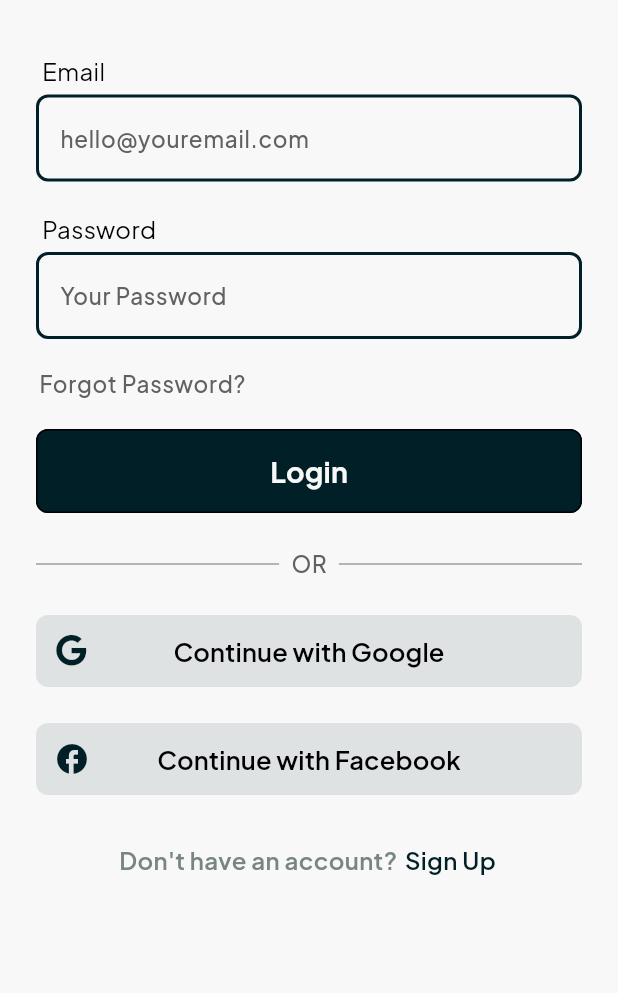
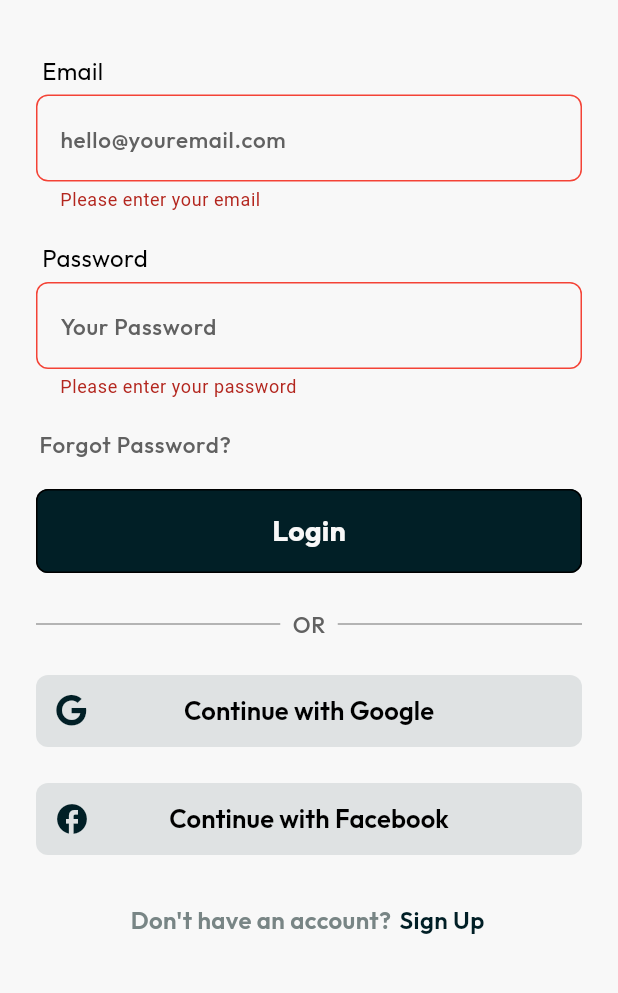
Before and after one commit to berkaysaahin/mozaik-mobile-social-media-frontend, a Flutter app: the screen it shows after launch, after a tap on "Login", on a phone screen of 412 x 824 dp, the part 174-1167 px from its top. Run offline on Flutter 3.47's test engine with Material 3 defaults, Android fonts, the phone set to English and light mode, and no system bars; our stand-ins replace another_flushbar, cached_network_image, emoji_picker_flutter, equatable, firebase_core, firebase_storage and 13 more; missing offline and left inert: firebase_app_check; accounts and stored records are empty; network calls fail.

Commit message:
conversations bugs, login and auth

```diff
--- a/lib/blocs/auth_bloc.dart
+++ b/lib/blocs/auth_bloc.dart
@@ -4,6 +4,7 @@ import 'package:flutter_bloc/flutter_bloc.dart';
 import 'package:http/http.dart' as http;
 import 'package:mozaik/events/auth_event.dart';
 import 'package:mozaik/models/user_model.dart';
+import 'package:mozaik/services/auth_service.dart';
 import 'package:mozaik/services/google_sign_in_service.dart';
 import 'package:mozaik/states/auth_state.dart';
 import 'package:shared_preferences/shared_preferences.dart';
@@ -11,21 +12,52 @@ import '../services/user_service.dart';
 
 class AuthBloc extends Bloc<AuthEvent, AuthState> {
   final GoogleSignInService _googleSignInService;
+  final AuthService _authService;
   final UserService _userService;
   final SharedPreferences _prefs;
 
   AuthBloc({
+    required AuthService authService,
     required UserService userService,
     required GoogleSignInService googleSignInService,
     required SharedPreferences prefs,
   })  : _userService = userService,
+        _authService = authService,
         _googleSignInService = googleSignInService,
         _prefs = prefs,
         super(AuthInitial()) {
+    on<EmailSignInRequested>(_onEmailSignInRequested);
     on<SignOutRequested>(_onSignOutRequested);
     on<AuthStatusChecked>(_onAuthStatusChecked);
     on<GoogleSignInRequested>(_onGoogleSignInRequested);
     on<UserProfileUpdateRequested>(_onUpdateUserProfile);
+  }
+
+  Future<void> _onEmailSignInRequested(
+    EmailSignInRequested event,
+    Emitter<AuthState> emit,
+  ) async {
+    emit(AuthLoading());
+    try {
+      final token = await _authService.loginWithEmail(
+        email: event.email,
+        password: event.password,
+      );
+
+      final userId = _parseUserIdFromToken(token);
+      if (userId == null) {
+        throw const FormatException('Invalid token format - missing user ID');
+      }
+
+      final user = await _userService.fetchUserById(userId, token: token);
+
+      await _persistAuthData(token, user);
+
+      emit(Authenticated(token: token, user: user));
+    } catch (e, stackTrace) {
+      _logError('Email sign-in', e, stackTrace);
+      emit(AuthError('Email login failed: ${e.toString()}'));
+    }
   }
 
   Future<void> _onGoogleSignInRequested(
--- a/lib/blocs/post_bloc.dart
+++ b/lib/blocs/post_bloc.dart
@@ -52,7 +52,7 @@ class PostBloc extends Bloc<PostEvent, PostState> {
     }
 
     try {
-      final posts = await PostService.fetchPostsByUser(event.id);
+      final posts = await PostService.fetchPostsByUser(event.id, currentUserId: currentUserId);
       _viewedUserPostsCache
         ..clear()
         ..addAll(posts);
--- a/lib/components/text_post.dart
+++ b/lib/components/text_post.dart
@@ -201,12 +201,9 @@ class _TextPostState extends State<TextPost>
             GestureDetector(
               onTap: () {
                 context.read<PostBloc>().add(ClearUserPosts());
-                final authState = context.read<AuthBloc>().state;
-                final currentUserId =
-                    authState is Authenticated ? authState.user.userId : null;
                 context
                     .read<PostBloc>()
-                    .add(FetchPostsByUser(widget.userId, currentUserId!));
+                    .add(FetchPostsByUser(widget.userId));
                 Navigator.push(
                   context,
                   MaterialPageRoute(
--- a/lib/events/auth_event.dart
+++ b/lib/events/auth_event.dart
@@ -6,6 +6,14 @@ abstract class AuthEvent extends Equatable {
   @override
   List<Object> get props => [];
 }
+
+class EmailSignInRequested extends AuthEvent {
+  final String email;
+  final String password;
+
+  const EmailSignInRequested({required this.email, required this.password});
+}
+
 
 class GoogleSignInRequested extends AuthEvent {
   const GoogleSignInRequested();
--- a/lib/events/post_event.dart
+++ b/lib/events/post_event.dart
@@ -16,12 +16,11 @@ class FetchPosts extends PostEvent {
 
 class FetchPostsByUser extends PostEvent {
   final String id;
-  final String currentUserId;
 
-  const FetchPostsByUser(this.id, this.currentUserId);
+  const FetchPostsByUser(this.id);
 
   @override
-  List<Object?> get props => [id, currentUserId];
+  List<Object?> get props => [id];
 }
 
 class ClearUserPosts extends PostEvent {}
--- a/lib/main.dart
+++ b/lib/main.dart
@@ -32,6 +32,7 @@ import 'package:mozaik/pages/pick_username.dart';
 import 'package:mozaik/pages/profile.dart';
 import 'package:mozaik/pages/profile_edit.dart';
 import 'package:mozaik/pages/register.dart';
+import 'package:mozaik/services/auth_service.dart';
 import 'package:mozaik/services/conversation_service.dart';
 import 'package:mozaik/services/google_sign_in_service.dart';
 import 'package:mozaik/services/message_service.dart';
@@ -55,6 +56,8 @@ void main() async {
   );
 
   await dotenv.load(fileName: ".env");
+  final authService =
+      AuthService(baseUrl: dotenv.env['HOST_URL']!, client: http.Client());
   final userService = UserService(
     baseUrl: dotenv.env['HOST_URL']!,
     client: http.Client(),
@@ -74,6 +77,7 @@ void main() async {
     MultiRepositoryProvider(
       providers: [
         RepositoryProvider<UserService>.value(value: userService),
+        RepositoryProvider<AuthService>.value(value: authService),
         RepositoryProvider<ConversationService>.value(
             value: conversationService),
         RepositoryProvider<GoogleSignInService>.value(
@@ -85,6 +89,7 @@ void main() async {
           BlocProvider(
             create: (context) => AuthBloc(
               googleSignInService: context.read<GoogleSignInService>(),
+              authService: context.read<AuthService>(),
               userService: context.read<UserService>(),
               prefs: prefs,
             )..add(AuthStatusChecked()),
@@ -157,7 +162,8 @@ class MyApp extends StatelessWidget {
 }
 
 class MyHomePage extends StatefulWidget {
-  const MyHomePage({super.key});
+  final int initialPageIndex;
+  const MyHomePage({super.key, this.initialPageIndex = 0});
 
   @override
   State<MyHomePage> createState() => _MyHomePageState();
@@ -173,6 +179,7 @@ class _MyHomePageState extends State<MyHomePage>
   @override
   void initState() {
     super.initState();
+    selectedIndex = widget.initialPageIndex;
     _pageController = PageController(initialPage: selectedIndex);
     _tabController = TabController(length: 2, vsync: this);
   }
@@ -182,6 +189,13 @@ class _MyHomePageState extends State<MyHomePage>
     _pageController.dispose();
     _tabController.dispose();
     super.dispose();
+  }
+
+  void switchToPage(int pageIndex) {
+    _pageController.jumpToPage(pageIndex);
+    setState(() {
+      selectedIndex = pageIndex;
+    });
   }
 
   static List<Map<String, dynamic>> appBarConfigs = [
--- a/lib/models/conversation_model.dart
+++ b/lib/models/conversation_model.dart
@@ -91,7 +91,6 @@ class Conversation extends Equatable {
     }
   }
 
-  /// Creates a copy with updated fields
   Conversation copyWith({
     String? id,
     String? user1,
--- a/lib/pages/login.dart
+++ b/lib/pages/login.dart
@@ -43,6 +43,17 @@ class _LoginPageState extends State<LoginPage> {
         messageColor: AppColors.primary,
       ).show(context);
     }
+  }
+
+  Future<void> _submitLogin() async {
+    if (!_formKey.currentState!.validate()) return;
+
+    final email = _emailController.text.trim();
+    final password = _passwordController.text;
+
+    context.read<AuthBloc>().add(
+          EmailSignInRequested(email: email, password: password),
+        );
   }
 
   @override
@@ -166,7 +177,7 @@ class _LoginPageState extends State<LoginPage> {
                             ),
                           ),
                           child: InkWell(
-                            onTap: () {},
+                            onTap: _submitLogin,
                             splashFactory: NoSplash.splashFactory,
                             child: SizedBox(
                               width: double.infinity,
--- a/lib/pages/profile_edit.dart
+++ b/lib/pages/profile_edit.dart
@@ -342,12 +342,11 @@ class _ProfileEditPageState extends State<ProfileEditPage> {
     context.read<PostBloc>().add(ClearUserPosts());
     context.read<PostBloc>().add(FetchPosts());
     final authState = context.read<AuthBloc>().state;
-    final currentUserId =
-        authState is Authenticated ? authState.user.userId : null;
+
     if (authState is Authenticated) {
       context
           .read<PostBloc>()
-          .add(FetchPostsByUser(authState.user.userId, currentUserId!));
+          .add(FetchPostsByUser(authState.user.userId));
     }
     if (mounted) {
       Navigator.pop(context);
--- /dev/null
+++ b/lib/services/auth_service.dart
@@ -0,0 +1,41 @@
+import 'dart:convert';
+
+import 'package:http/http.dart' as http;
+
+class AuthService {
+  final String baseUrl;
+  final http.Client _client;
+
+  AuthService({required this.baseUrl, required http.Client client})
+      : _client = client;
+
+  Future<String> loginWithEmail({
+    required String email,
+    required String password,
+  }) async {
+    final body = jsonEncode({
+      'user': email, // or username
+      'pwd': password,
+    });
+    print('Request body: $body');
+    final response = await _client.post(
+      Uri.parse('$baseUrl/api/users/login'),
+      headers: {'Content-Type': 'application/json'},
+      body: jsonEncode({'user': email, 'pwd': password}),
+    );
+
+    if (response.statusCode == 200) {
+      final data = json.decode(response.body);
+      return data['accessToken'];
+    } else {
+      throw Exception('Login failed: ${response.statusCode}');
+    }
+  }
+
+  Future<void> logout(String token) async {
+    await _client.post(
+      Uri.parse('$baseUrl/api/auth/logout'),
+      headers: {'Authorization': 'Bearer $token'},
+    );
+  }
+}
--- a/lib/services/user_service.dart
+++ b/lib/services/user_service.dart
@@ -12,6 +12,7 @@ class UserService {
   }) : _client = client;
 
   Future<User> fetchUserById(String id, {required String token}) async {
+
     final response = await _client.get(
       Uri.parse('$baseUrl/api/users/$id'),
       headers: {
--- a/lib/utils/app_themes.dart
+++ b/lib/utils/app_themes.dart
@@ -13,7 +13,7 @@ class AppThemes {
       splashColor: Colors.transparent,
       splashFactory: NoSplash.splashFactory,
       highlightColor: Colors.transparent,
-      textTheme: _buildMontserratTextTheme(Colors.black, Colors.grey[700]!),
+      textTheme: _buildSpectralTextTheme(Colors.black, Colors.grey[700]!),
     );
   }
 
@@ -27,46 +27,46 @@ class AppThemes {
       splashColor: Colors.transparent,
       splashFactory: NoSplash.splashFactory,
       highlightColor: Colors.transparent,
-      textTheme: _buildMontserratTextTheme(Colors.white, Colors.grey[400]!),
+      textTheme: _buildSpectralTextTheme(Colors.white, Colors.grey[400]!),
     );
   }
 
-  static TextTheme _buildMontserratTextTheme(
+  static TextTheme _buildSpectralTextTheme(
       Color primaryColor, Color secondaryColor) {
     return TextTheme(
-      headlineSmall: GoogleFonts.plusJakartaSans(
+      headlineSmall: GoogleFonts.outfit(
         fontSize: 23,
         fontWeight: FontWeight.w800,
         color: primaryColor,
       ),
-      titleLarge: GoogleFonts.plusJakartaSans(
+      titleLarge: GoogleFonts.outfit(
         fontSize: 21,
         fontWeight: FontWeight.w700,
         color: primaryColor,
       ),
-      titleMedium: GoogleFonts.plusJakartaSans(
+      titleMedium: GoogleFonts.outfit(
         fontSize: 19,
         fontWeight: FontWeight.w700,
         color: primaryColor,
       ),
-      bodyLarge: GoogleFonts.plusJakartaSans(
+      bodyLarge: GoogleFonts.outfit(
         fontSize: 17,
         fontWeight: FontWeight.w500,
         height: 1.5,
         letterSpacing: 0.5,
         color: primaryColor,
       ),
-      bodyMedium: GoogleFonts.plusJakartaSans(
+      bodyMedium: GoogleFonts.outfit(
         fontSize: 15,
         fontWeight: FontWeight.w400,
         color: primaryColor,
       ),
-      labelLarge: GoogleFonts.plusJakartaSans(
+      labelLarge: GoogleFonts.outfit(
         fontSize: 17,
         fontWeight: FontWeight.w600,
         color: primaryColor,
       ),
-      labelMedium: GoogleFonts.plusJakartaSans(
+      labelMedium: GoogleFonts.outfit(
         fontSize: 15,
         fontWeight: FontWeight.w500,
         color: secondaryColor,
```
Also changed, not shown: lib/blocs/conversation_bloc.dart (+11 -3 lines), lib/pages/home.dart (+10 -8 lines), lib/pages/messages.dart (+23 -12 lines), lib/pages/profile.dart (+2 -15 lines), lib/pages/user_profile.dart (+8 -15 lines), lib/services/conversation_service.dart (+20 -7 lines), lib/services/post_service.dart (+12 -5 lines).
